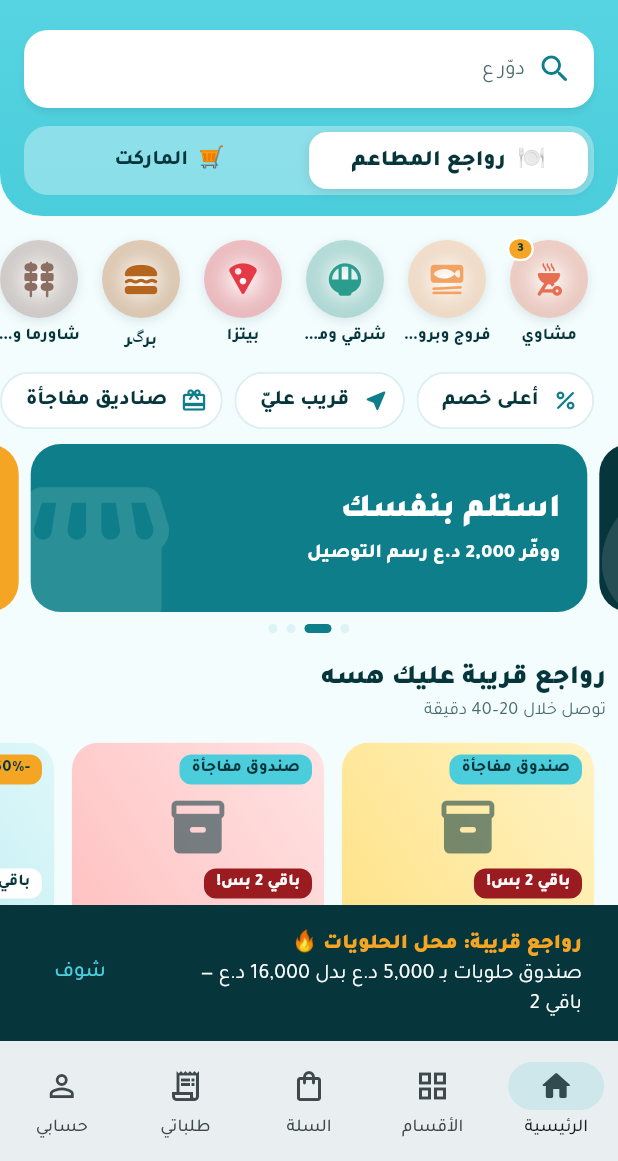
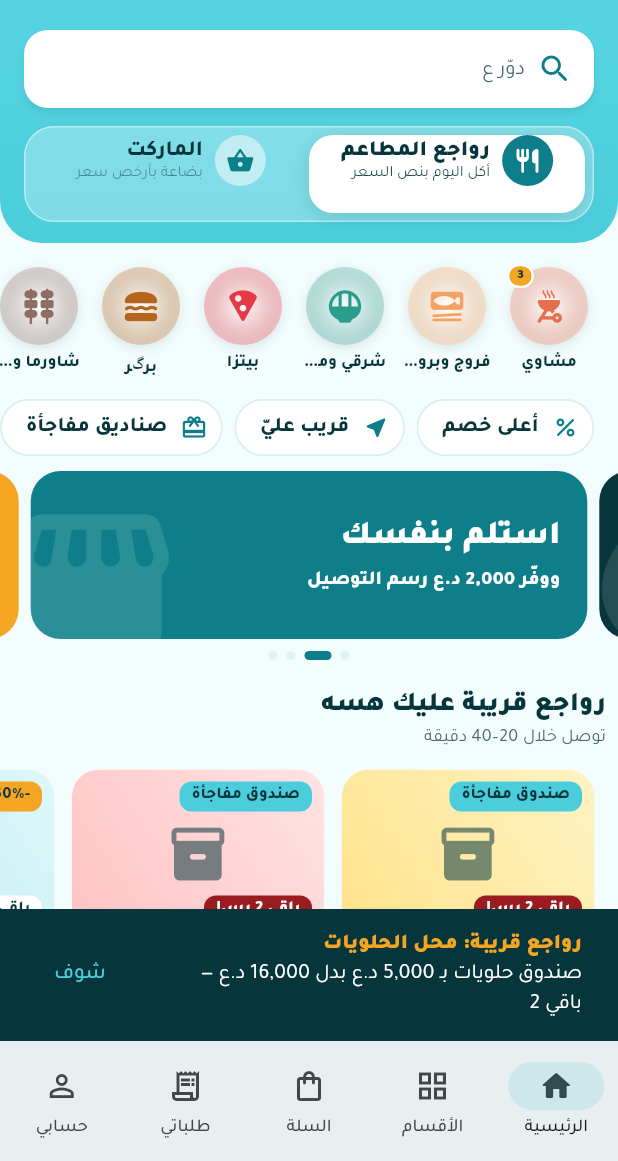
Before and after one commit to depoooooo/depo-app, a Flutter app: the screen it shows after launch, on a phone screen of 412 x 824 dp, the part 75-1236 px from its top. Run offline on Flutter 3.47's test engine with Material 3 defaults, Android fonts, the phone set to English and light mode, and no system bars; our stand-ins replace cloud_firestore, firebase_auth, firebase_core, flutter_local_notifications, flutter_map, geolocator and 3 more; accounts and stored records are empty; network calls fail.

Commit message:
مفتاح رواجع/الماركت جديد بحبّة منزلقة وأيقونات، وإزالة الإيموجي من التطبيق (هوية ديبو بالأيقونات)
Co-Authored-By: Claude Opus 5.5 <noreply@anthropic.com>
Claude-Session: https://claude.ai/code/session_01A4MVxUFzJ6qDfjC18rWVaP

```diff
--- a/lib/screens/categories_screen.dart
+++ b/lib/screens/categories_screen.dart
@@ -23,7 +23,10 @@ class CategoriesScreen extends StatelessWidget {
           automaticallyImplyLeading: !embedded,
           bottom: const TabBar(
             labelStyle: TextStyle(fontFamily: 'Tajawal', fontWeight: FontWeight.w900, fontSize: 15),
-            tabs: [Tab(text: '🍽️  رواجع المطاعم'), Tab(text: '🛒  الماركت')],
+            tabs: [
+              Tab(child: Row(mainAxisSize: MainAxisSize.min, children: [Icon(Icons.restaurant_rounded, size: 18), SizedBox(width: 6), Text('رواجع المطاعم')])),
+              Tab(child: Row(mainAxisSize: MainAxisSize.min, children: [Icon(Icons.shopping_basket_rounded, size: 18), SizedBox(width: 6), Text('الماركت')])),
+            ],
           ),
         ),
         body: ListenableBuilder(
--- a/lib/screens/home.dart
+++ b/lib/screens/home.dart
@@ -6,6 +6,7 @@ import '../data/content.dart';
 import '../data/models.dart';
 import 'categories_screen.dart';
 import 'address/address_ui.dart';
+import '../widgets/mode_switch.dart';
 import '../widgets/depo_refresh.dart';
 import '../widgets/typewriter_hint.dart';
 import '../theme.dart';
@@ -115,26 +116,7 @@ class _Header extends StatelessWidget {
           ),
         ),
         const SizedBox(height: 12),
-        Container(
-          height: 46,
-          decoration: BoxDecoration(color: Colors.white.withValues(alpha: 0.35), borderRadius: BorderRadius.circular(16)),
-          padding: const EdgeInsets.all(4),
-          child: TabBar(
-            controller: tabs,
-            indicator: BoxDecoration(
-              color: Colors.white,
-              borderRadius: BorderRadius.circular(12),
-              boxShadow: const [BoxShadow(color: Color(0x2206363C), blurRadius: 6, offset: Offset(0, 2))],
-            ),
-            indicatorSize: TabBarIndicatorSize.tab,
-            dividerColor: Colors.transparent,
-            labelColor: DepoColors.ink,
-            unselectedLabelColor: DepoColors.ink,
-            labelStyle: const TextStyle(fontFamily: 'Tajawal', fontWeight: FontWeight.w900, fontSize: 15),
-            unselectedLabelStyle: const TextStyle(fontFamily: 'Tajawal', fontWeight: FontWeight.w700, fontSize: 14),
-            tabs: const [Tab(text: '🍽️  رواجع المطاعم'), Tab(text: '🛒  الماركت')],
-          ),
-        ),
+        ModeSwitch(controller: tabs),
       ]),
     );
   }
@@ -252,7 +234,7 @@ class _RawajiTabState extends State<_RawajiTab> {
           ],
           if (app.content.show('campaign') && campaign.isNotEmpty) _Campaign(name: st.campaignName, minDiscount: st.campaignMinDiscount, stores: campaign),
           if (app.content.show('boxes') && boxes.isNotEmpty) ...[
-            _Section(title: 'صناديق المفاجأة 🎁', subtitle: 'قيمتها 3 أضعاف سعرها'),
+            _Section(title: 'صناديق المفاجأة', subtitle: 'قيمتها 3 أضعاف سعرها'),
             OfferStrip(offers: boxes),
           ],
           if (app.content.show('stores')) ...[
@@ -309,8 +291,13 @@ class _Campaign extends StatelessWidget {
       ),
       child: Column(crossAxisAlignment: CrossAxisAlignment.stretch, children: [
         Row(children: [
-          const Text('🔥', style: TextStyle(fontSize: 24)),
-          const SizedBox(width: 6),
+          Container(
+            width: 34,
+            height: 34,
+            decoration: BoxDecoration(color: DepoColors.dark, borderRadius: BorderRadius.circular(11)),
+            child: const Icon(Icons.local_offer_rounded, size: 19, color: Colors.white),
+          ),
+          const SizedBox(width: 8),
           Text(name, style: const TextStyle(fontSize: 22, fontWeight: FontWeight.w900, color: DepoColors.dark)),
           const Spacer(),
           Badge2('خصم $minDiscount% وأكثر'),
--- a/lib/screens/roles/content_tab.dart
+++ b/lib/screens/roles/content_tab.dart
@@ -376,7 +376,7 @@ class _BannerEditState extends State<BannerEdit> {
         ColorPick(value: b.bg, onChanged: (v) => setState(() => b.bg = v)),
         SwitchListTile(contentPadding: EdgeInsets.zero, value: b.darkText, onChanged: (v) => setState(() => b.darkText = v), title: const Text('كتابة غامقة (للألوان الفاتحة)')),
         ImagePickField(imageId: b.imageId, onChanged: (v) => setState(() => b.imageId = v), label: 'صورة خلفية (اختياري)',
-            hint: '📐 القياس: 1200 × 400 بكسل (3:1)\n• الكتابة المهمة بالنص، الأطراف ممكن تنقص شوية\n• إذا الكتابة داخل الصورة، اترك العنوان والنص فارغة\n• إذا تريد نص التطبيق فوقها، خلي الجهة اليمنى هادئة\n• JPG أو PNG'),
+            hint: 'القياس: 1200 × 400 بكسل (3:1)\n• الكتابة المهمة بالنص، الأطراف ممكن تنقص شوية\n• إذا الكتابة داخل الصورة، اترك العنوان والنص فارغة\n• إذا تريد نص التطبيق فوقها، خلي الجهة اليمنى هادئة\n• JPG أو PNG'),
         const SizedBox(height: 10),
         const Text('الأيقونة', style: TextStyle(fontWeight: FontWeight.w900)),
         const SizedBox(height: 6),
@@ -498,7 +498,7 @@ class _CatsEditorState extends State<CatsEditor> {
                   },
                   label: 'صورة القسم (تطلع بالدائرة بدل الأيقونة)',
                   maxSide: 600,
-                  hint: '📐 القياس: 500 × 500 بكسل (مربعة)\n• تنقص دائرة: خلي الأكلة/المنتج بالنص ويه فراغ حواليه\n• خلفية بيضاء أو لون سادة'),
+                  hint: 'القياس: 500 × 500 بكسل (مربعة)\n• تنقص دائرة: خلي الأكلة/المنتج بالنص ويه فراغ حواليه\n• خلفية بيضاء أو لون سادة'),
               const SizedBox(height: 10),
               const Text('الأيقونة', style: TextStyle(fontWeight: FontWeight.w900)),
               const SizedBox(height: 6),
--- /dev/null
+++ b/lib/widgets/mode_switch.dart
@@ -0,0 +1,110 @@
+import 'dart:ui' show lerpDouble;
+import 'package:flutter/material.dart';
+import '../theme.dart';
+
+/// مفتاح «رواجع المطاعم / الماركت»: حبّة بيضاء تنزلق ويه السحب، أيقونة بدائرة، وسطر يوضّح كل قسم
+class ModeSwitch extends StatelessWidget {
+  final TabController controller;
+  const ModeSwitch({super.key, required this.controller});
+
+  static const _items = [
+    (Icons.restaurant_rounded, 'رواجع المطاعم', 'أكل اليوم بنص السعر'),
+    (Icons.shopping_basket_rounded, 'الماركت', 'بضاعة بأرخص سعر'),
+  ];
+
+  @override
+  Widget build(BuildContext context) {
+    return Container(
+      height: 64,
+      padding: const EdgeInsets.all(5),
+      decoration: BoxDecoration(
+        color: Colors.white.withValues(alpha: 0.28),
+        borderRadius: BorderRadius.circular(20),
+        border: Border.all(color: Colors.white.withValues(alpha: 0.45)),
+      ),
+      child: AnimatedBuilder(
+        animation: controller.animation!,
+        builder: (context, _) {
+          final t = controller.animation!.value.clamp(0.0, 1.0);
+          return Stack(children: [
+            // الحبّة البيضاء
+            Align(
+              alignment: AlignmentDirectional(lerpDouble(-1, 1, t)!, 0),
+              child: FractionallySizedBox(
+                widthFactor: 0.5,
+                heightFactor: 1,
+                child: Container(
+                  decoration: BoxDecoration(
+                    color: Colors.white,
+                    borderRadius: BorderRadius.circular(16),
+                    boxShadow: const [BoxShadow(color: Color(0x2606363C), blurRadius: 10, offset: Offset(0, 3))],
+                  ),
+                ),
+              ),
+            ),
+            Row(children: [
+              for (var i = 0; i < _items.length; i++)
+                Expanded(
+                  child: _Seg(
+                    icon: _items[i].$1,
+                    title: _items[i].$2,
+                    sub: _items[i].$3,
+                    on: 1 - (t - i).abs().clamp(0.0, 1.0), // 1 = مختار
+                    onTap: () => controller.animateTo(i),
+                  ),
+                ),
+            ]),
+          ]);
+        },
+      ),
+    );
+  }
+}
+
+class _Seg extends StatelessWidget {
+  final IconData icon;
+  final String title, sub;
+  final double on;
+  final VoidCallback onTap;
+  const _Seg({required this.icon, required this.title, required this.sub, required this.on, required this.onTap});
+
+  @override
+  Widget build(BuildContext context) {
+    return Semantics(
+      button: true,
+      selected: on > 0.5,
+      label: title,
+      child: GestureDetector(
+        behavior: HitTestBehavior.opaque,
+        onTap: onTap,
+        child: Padding(
+          padding: const EdgeInsets.symmetric(horizontal: 8),
+          child: Row(mainAxisAlignment: MainAxisAlignment.center, children: [
+            Container(
+              width: 34,
+              height: 34,
+              decoration: BoxDecoration(
+                color: Color.lerp(Colors.white.withValues(alpha: 0.5), DepoColors.dark, on),
+                shape: BoxShape.circle,
+              ),
+              child: Icon(icon, size: 19, color: Color.lerp(DepoColors.dark, Colors.white, on)),
+            ),
+            const SizedBox(width: 8),
+            Flexible(
+              child: Column(mainAxisSize: MainAxisSize.min, crossAxisAlignment: CrossAxisAlignment.start, children: [
+                Text(title,
+                    maxLines: 1,
+                    overflow: TextOverflow.ellipsis,
+                    style: TextStyle(fontSize: 14.5, fontWeight: on > 0.5 ? FontWeight.w900 : FontWeight.w700, color: DepoColors.ink, height: 1.2)),
+                Opacity(
+                  opacity: 0.55 + 0.45 * on,
+                  child: Text(sub, maxLines: 1, overflow: TextOverflow.ellipsis, style: const TextStyle(fontSize: 10.5, color: DepoColors.ink, height: 1.2)),
+                ),
+              ]),
+            ),
+          ]),
+        ),
+      ),
+    );
+  }
+}
```
Also changed, not shown: lib/data/app_state.dart (+4 -4 lines), lib/data/content.dart (+11 -4 lines), lib/data/notifier.dart (+5 -5 lines), lib/screens/checkout_screen.dart (+5 -4 lines).
